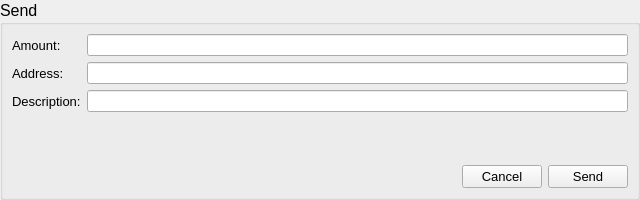
Before: the Qt Designer form app/ui/wallet_send.ui in coblo/gui-demo, drawn with Qt 5.
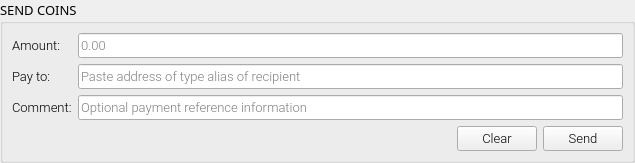
After: the same form once the commit is applied.

Diff of the .ui file:
```diff
--- a/app/ui/wallet_send.ui
+++ b/app/ui/wallet_send.ui
@@ -6,8 +6,8 @@
    <rect>
     <x>0</x>
     <y>0</y>
-    <width>640</width>
-    <height>200</height>
+    <width>635</width>
+    <height>150</height>
    </rect>
   </property>
   <property name="windowTitle">
@@ -30,18 +30,15 @@
     <widget class="QGroupBox" name="box_wallet_send">
      <property name="font">
       <font>
-       <pointsize>12</pointsize>
-       <weight>50</weight>
-       <bold>false</bold>
-       <stylestrategy>PreferAntialias</stylestrategy>
-       <kerning>true</kerning>
+       <family>Oswald</family>
+       <pointsize>10</pointsize>
       </font>
      </property>
      <property name="styleSheet">
       <string notr="true"/>
      </property>
      <property name="title">
-      <string>Send</string>
+      <string>SEND COINS</string>
      </property>
      <property name="flat">
       <bool>false</bool>
@@ -53,6 +50,7 @@
          <widget class="QLabel" name="label_send_amount">
           <property name="font">
            <font>
+            <family>Roboto Light</family>
             <pointsize>10</pointsize>
            </font>
           </property>
@@ -68,23 +66,28 @@
          <widget class="QLineEdit" name="edit_amount">
           <property name="font">
            <font>
-            <pointsize>8</pointsize>
+            <family>Roboto Light</family>
+            <pointsize>10</pointsize>
            </font>
           </property>
           <property name="text">
            <string/>
           </property>
+          <property name="placeholderText">
+           <string>0.00</string>
+          </property>
          </widget>
         </item>
         <item row="1" column="0">
          <widget class="QLabel" name="label_send_address">
           <property name="font">
            <font>
+            <family>Roboto Light</family>
             <pointsize>10</pointsize>
            </font>
           </property>
           <property name="text">
-           <string>Address:</string>
+           <string>Pay to:</string>
           </property>
           <property name="buddy">
            <cstring>edit_address</cstring>
@@ -95,23 +98,28 @@
          <widget class="QLineEdit" name="edit_address">
           <property name="font">
            <font>
-            <pointsize>8</pointsize>
+            <family>Roboto Light</family>
+            <pointsize>10</pointsize>
            </font>
           </property>
           <property name="text">
            <string/>
           </property>
+          <property name="placeholderText">
+           <string>Paste address of type alias of recipient</string>
+          </property>
          </widget>
         </item>
         <item row="2" column="0">
          <widget class="QLabel" name="label_send_description">
           <property name="font">
            <font>
+            <family>Roboto Light</family>
             <pointsize>10</pointsize>
            </font>
           </property>
           <property name="text">
-           <string>Description:</string>
+           <string>Comment:</string>
           </property>
           <property name="buddy">
            <cstring>edit_description</cstring>
@@ -122,7 +130,8 @@
          <widget class="QLineEdit" name="edit_description">
           <property name="font">
            <font>
-            <pointsize>8</pointsize>
+            <family>Roboto Light</family>
+            <pointsize>10</pointsize>
            </font>
           </property>
           <property name="text">
@@ -131,6 +140,9 @@
           <property name="maxLength">
            <number>70</number>
           </property>
+          <property name="placeholderText">
+           <string>Optional payment reference information</string>
+          </property>
          </widget>
         </item>
        </layout>
@@ -154,11 +166,12 @@
          <widget class="QPushButton" name="btn_send_cancel">
           <property name="font">
            <font>
+            <family>Roboto Light</family>
             <pointsize>10</pointsize>
            </font>
           </property>
           <property name="text">
-           <string>Cancel</string>
+           <string>Clear</string>
           </property>
          </widget>
         </item>
@@ -166,6 +179,7 @@
          <widget class="QPushButton" name="btn_send_send">
           <property name="font">
            <font>
+            <family>Roboto Light</family>
             <pointsize>10</pointsize>
            </font>
           </property>
```
Left out of the diff: 3 changed lines with no effect on the pictures.
